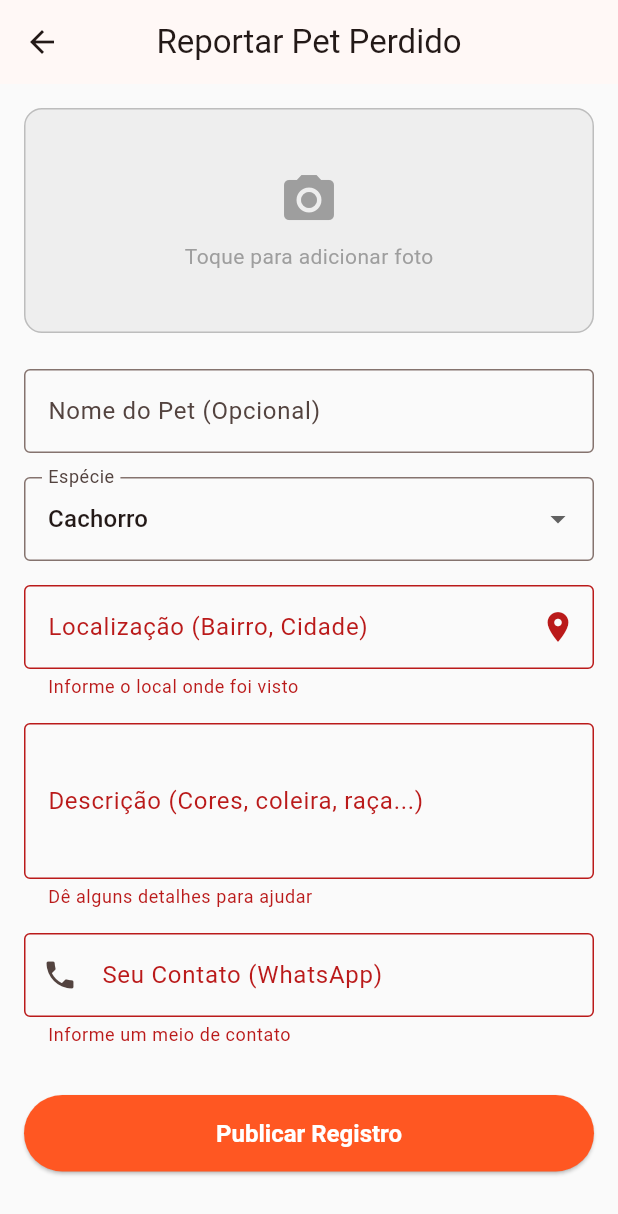
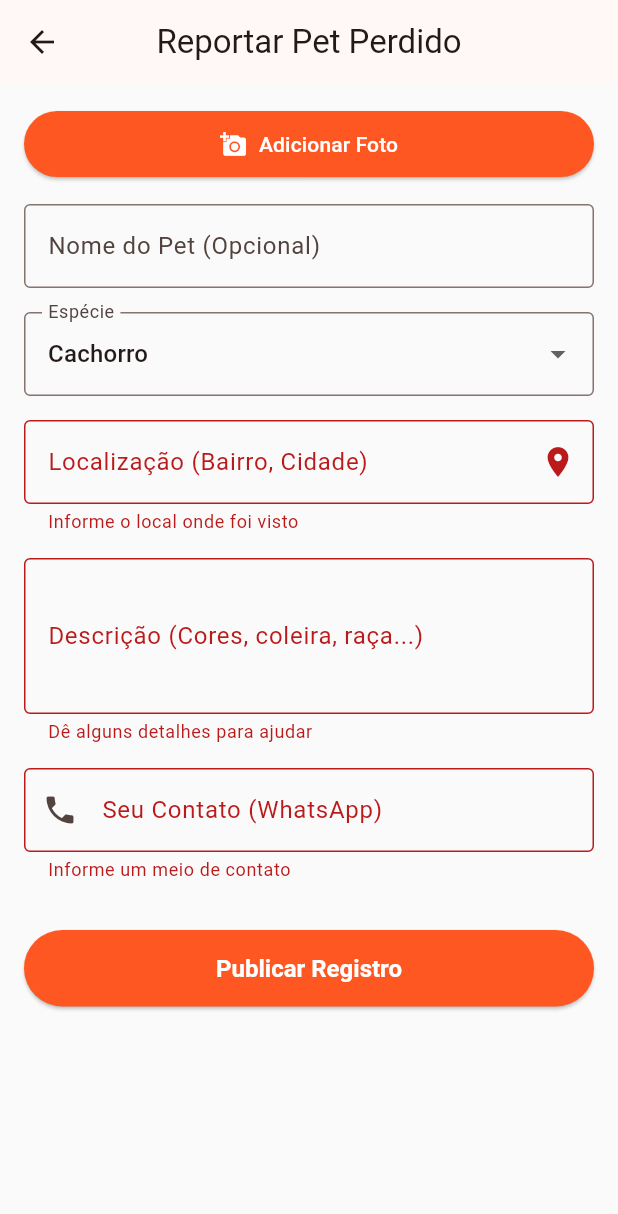
Before and after one commit to JoaoVittorOliveira/PetFinder, a Flutter app: the RegisterPetView screen opened directly, after a tap on "Publicar Registro", on a phone screen of 412 x 824 dp. Shown: the top 1214 px of the screen. Run offline on Flutter 3.47's test engine with Material 3 defaults, Android fonts, the phone set to English and light mode, and no system bars; our stand-ins replace image_picker, supabase_flutter; accounts and stored records are empty.

Commit message:
new feature: adicionar imagem, ainda faltando validar erros. Adicionar um interface para apagar ou adicionar novas imagens.

```diff
--- a/lib/main.dart
+++ b/lib/main.dart
@@ -3,6 +3,7 @@ import 'package:intl/date_symbol_data_local.dart';
 import 'package:petfinder/controllers/pet_controller.dart';
 import 'package:petfinder/views/home_view.dart';
 import 'package:petfinder/services/database_service.dart';
+import 'package:petfinder/services/image_upload_service.dart';
 
 void main() async {
   WidgetsFlutterBinding.ensureInitialized();
@@ -11,6 +12,8 @@ void main() async {
     'https://lnvoyeegvsyuoinunvhe.supabase.co',
     'eyJhbGciOiJIUzI1NiIsInR5cCI6IkpXVCJ9.eyJpc3MiOiJzdXBhYmFzZSIsInJlZiI6Imxudm95ZWVndnN5dW9pbnVudmhlIiwicm9sZSI6ImFub24iLCJpYXQiOjE3Nzk4MTU1OTEsImV4cCI6MjA5NTM5MTU5MX0.iKD1TTnZqg5deT26A0Qf7Gj6y8JQxEMn_Cv5oYGjNQY',
   );
+
+  ImageUploadService.instance.initialize(DatabaseService.instance.supabase);
 
   await initializeDateFormatting('pt_BR', null);
 
--- a/lib/views/pet_details_view.dart
+++ b/lib/views/pet_details_view.dart
@@ -38,8 +38,8 @@ class PetDetailsView extends StatelessWidget {
               ),
             ),
             flexibleSpace: FlexibleSpaceBar(
-              background: pet.dummyImage.isNotEmpty
-                  ? Image.network(pet.dummyImage, fit: BoxFit.cover)
+              background: pet.imageUrls.isNotEmpty
+                  ? Image.network(pet.imageUrls.first, fit: BoxFit.cover)
                   : Container(
                       color: Colors.grey[300],
                       child: const Icon(
--- a/lib/views/register_pet_view.dart
+++ b/lib/views/register_pet_view.dart
@@ -1,7 +1,8 @@
+import 'dart:io';
 import 'package:flutter/material.dart';
 import 'package:petfinder/controllers/pet_controller.dart';
+import 'package:petfinder/services/image_upload_service.dart';
 import 'package:petfinder/widgets/register_pet_view/custom_text_field.dart';
-import 'package:petfinder/widgets/register_pet_view/image_upload_placeholder.dart';
 import '../models/pet.dart';
 
 class RegisterPetView extends StatefulWidget {
@@ -20,6 +21,9 @@ class _RegisterPetViewState extends State<RegisterPetView> {
   final _contactController = TextEditingController();
 
   String _selectedType = 'cao';
+  List<File> _selectedImages = [];
+  List<String> _uploadedImageUrls = [];
+  bool _isUploading = false;
 
   @override
   void dispose() {
@@ -30,31 +34,81 @@ class _RegisterPetViewState extends State<RegisterPetView> {
     super.dispose();
   }
 
-  void _savePet() {
+  Future<void> _pickImages() async {
+    final images = await ImageUploadService.instance.selectImagesFromGallery();
+    if (images.isNotEmpty) {
+      setState(() {
+        _selectedImages.addAll(images);
+      });
+    }
+  }
+
+  void _removeImage(int index) {
+    setState(() {
+      _selectedImages.removeAt(index);
+    });
+  }
+
+  Future<void> _savePet() async {
     if (_formKey.currentState!.validate()) {
+      // Se há imagens selecionadas mas não foram uploadadas ainda
+      if (_selectedImages.isNotEmpty && _uploadedImageUrls.isEmpty) {
+        setState(() => _isUploading = true);
+
+        try {
+          _uploadedImageUrls = await ImageUploadService.instance.uploadImages(
+            _selectedImages,
+            0, // petId temporário (será gerado pelo Supabase)
+          );
+
+          if (_uploadedImageUrls.isEmpty) {
+            if (mounted) {
+              ScaffoldMessenger.of(context).showSnackBar(
+                const SnackBar(
+                  content: Text('Erro ao fazer upload das imagens'),
+                  backgroundColor: Colors.red,
+                ),
+              );
+            }
+            setState(() => _isUploading = false);
+            return;
+          }
+        } catch (e) {
+          if (mounted) {
+            ScaffoldMessenger.of(context).showSnackBar(
+              SnackBar(
+                content: Text('Erro ao fazer upload: $e'),
+                backgroundColor: Colors.red,
+              ),
+            );
+          }
+          setState(() => _isUploading = false);
+          return;
+        }
+      }
+
       final newPet = Pet(
-        id: 0, // ← O id será gerado automaticamente pelo Supabase
-        // userId: '1',  // ← Removido, não existe mais na tabela
+        id: 0, // O id será gerado automaticamente pelo Supabase
         name: _nameController.text.trim(),
         type: _selectedType,
         location: _locationController.text.trim(),
         description: _descriptionController.text.trim(),
         contact: _contactController.text.trim(),
-        dummyImage:
-            'https://images.unsplash.com/photo-1543466835-00a7907e9de1?q=80&w=500',
-        createdAt: DateTime.now(), // ← Mudou de datePosted
+        imageUrls: _uploadedImageUrls,
+        createdAt: DateTime.now(),
       );
 
-      // chama o controller para adicionar o pet e persistir os dados
+      // Chama o controller para adicionar o pet e persistir os dados
       PetController.instance.addPet(newPet);
 
-      // resultado visual e volta para a tela anterior
       if (mounted) {
         ScaffoldMessenger.of(context).showSnackBar(
           const SnackBar(content: Text('Pet publicado com sucesso!')),
         );
         Navigator.pop(context);
       }
+
+      setState(() => _isUploading = false);
     }
   }
 
@@ -72,21 +126,95 @@ class _RegisterPetViewState extends State<RegisterPetView> {
           child: Column(
             crossAxisAlignment: CrossAxisAlignment.stretch,
             children: [
-              // Componente modularizado de Imagem
-              ImageUploadPlaceholder(
-                onTap: () {
-                  // TODO: Lógica de abrir galeria/câmera
-                },
+              // Galeria de imagens selecionadas
+              if (_selectedImages.isNotEmpty)
+                Padding(
+                  padding: const EdgeInsets.only(bottom: 16.0),
+                  child: Column(
+                    crossAxisAlignment: CrossAxisAlignment.start,
+                    children: [
+                      const Text(
+                        'Imagens selecionadas:',
+                        style: TextStyle(
+                          fontSize: 14,
+                          fontWeight: FontWeight.w500,
+                        ),
+                      ),
+                      const SizedBox(height: 8),
+                      SizedBox(
+                        height: 100,
+                        child: ListView.builder(
+                          scrollDirection: Axis.horizontal,
+                          itemCount: _selectedImages.length,
+                          itemBuilder: (context, index) {
+                            return Padding(
+                              padding: const EdgeInsets.only(right: 8.0),
+                              child: Stack(
+                                children: [
+                                  Container(
+                                    width: 100,
+                                    height: 100,
+                                    decoration: BoxDecoration(
+                                      borderRadius: BorderRadius.circular(8),
+                                      image: DecorationImage(
+                                        image: FileImage(
+                                          _selectedImages[index],
+                                        ),
+                                        fit: BoxFit.cover,
+                                      ),
+                                    ),
+                                  ),
+                                  Positioned(
+                                    top: 4,
+                                    right: 4,
+                                    child: GestureDetector(
+                                      onTap: () => _removeImage(index),
+                                      child: Container(
+                                        decoration: const BoxDecoration(
+                                          color: Colors.red,
+                                          shape: BoxShape.circle,
+                                        ),
+                                        padding: const EdgeInsets.all(4),
+                                        child: const Icon(
+                                          Icons.close,
+                                          color: Colors.white,
+                                          size: 14,
+                                        ),
+                                      ),
+                                    ),
+                                  ),
+                                ],
+                              ),
+                            );
+                          },
+                        ),
+                      ),
+                    ],
+                  ),
+                ),
+
+              // Botão para adicionar mais fotos
+              Padding(
+                padding: const EdgeInsets.only(bottom: 16.0),
+                child: ElevatedButton.icon(
+                  onPressed: _isUploading ? null : _pickImages,
+                  icon: const Icon(Icons.add_a_photo),
+                  label: const Text('Adicionar Foto'),
+                  style: ElevatedButton.styleFrom(
+                    backgroundColor: Colors.deepOrange,
+                    foregroundColor: Colors.white,
+                    padding: const EdgeInsets.symmetric(vertical: 12),
+                  ),
+                ),
               ),
 
-              // Componentes modularizados de Texto
+              // Componentes de Texto
               CustomTextField(
                 controller: _nameController,
                 labelText: 'Nome do Pet (Opcional)',
               ),
 
-              // O Dropdown ainda não foi abstraído pois é o único na tela,
-              // mas poderia ser se tivéssemos mais selects.
+              // Dropdown de tipo
               Padding(
                 padding: const EdgeInsets.only(bottom: 16.0),
                 child: DropdownButtonFormField<String>(
@@ -132,7 +260,7 @@ class _RegisterPetViewState extends State<RegisterPetView> {
               const SizedBox(height: 16),
 
               ElevatedButton(
-                onPressed: _savePet,
+                onPressed: _isUploading ? null : _savePet,
                 style: ElevatedButton.styleFrom(
                   backgroundColor: Colors.deepOrange,
                   foregroundColor: Colors.white,
@@ -142,7 +270,18 @@ class _RegisterPetViewState extends State<RegisterPetView> {
                     fontWeight: FontWeight.bold,
                   ),
                 ),
-                child: const Text('Publicar Registro'),
+                child: _isUploading
+                    ? const SizedBox(
+                        height: 20,
+                        width: 20,
+                        child: CircularProgressIndicator(
+                          valueColor: AlwaysStoppedAnimation<Color>(
+                            Colors.white,
+                          ),
+                          strokeWidth: 2,
+                        ),
+                      )
+                    : const Text('Publicar Registro'),
               ),
             ],
           ),
--- a/pubspec.yaml
+++ b/pubspec.yaml
@@ -38,6 +38,9 @@ dependencies:
   ## NEW DEPENDENCIES
   intl: ^0.20.2
   supabase_flutter: ^2.12.4
+  image_picker: ^1.0.0
+  image: ^4.0.0
+  path_provider: ^2.1.0
 
 dev_dependencies:
   flutter_test:
```
Also changed, not shown: lib/models/pet.dart (+20 -6 lines), lib/services/database_service.dart (+17 -1 lines), lib/services/image_upload_service.dart (added, +151 -0 lines), lib/widgets/home_view/highlight_card.dart (+4 -4 lines), lib/widgets/home_view/pet_card.dart (+4 -4 lines), pubspec.lock, 5 other files.
